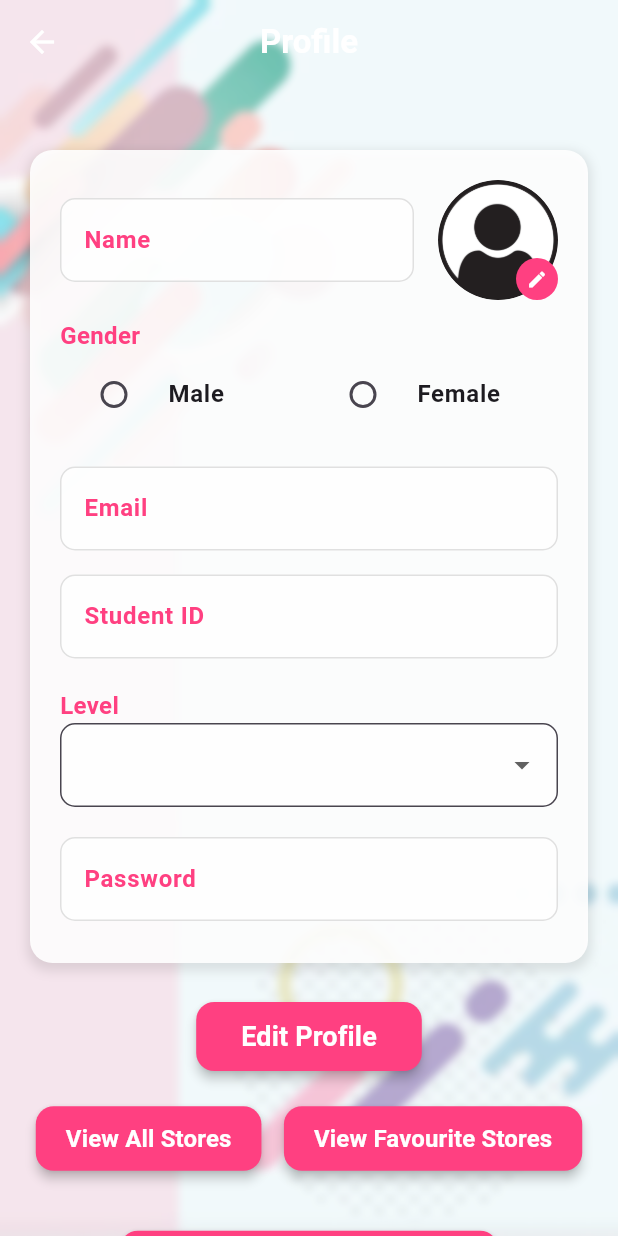
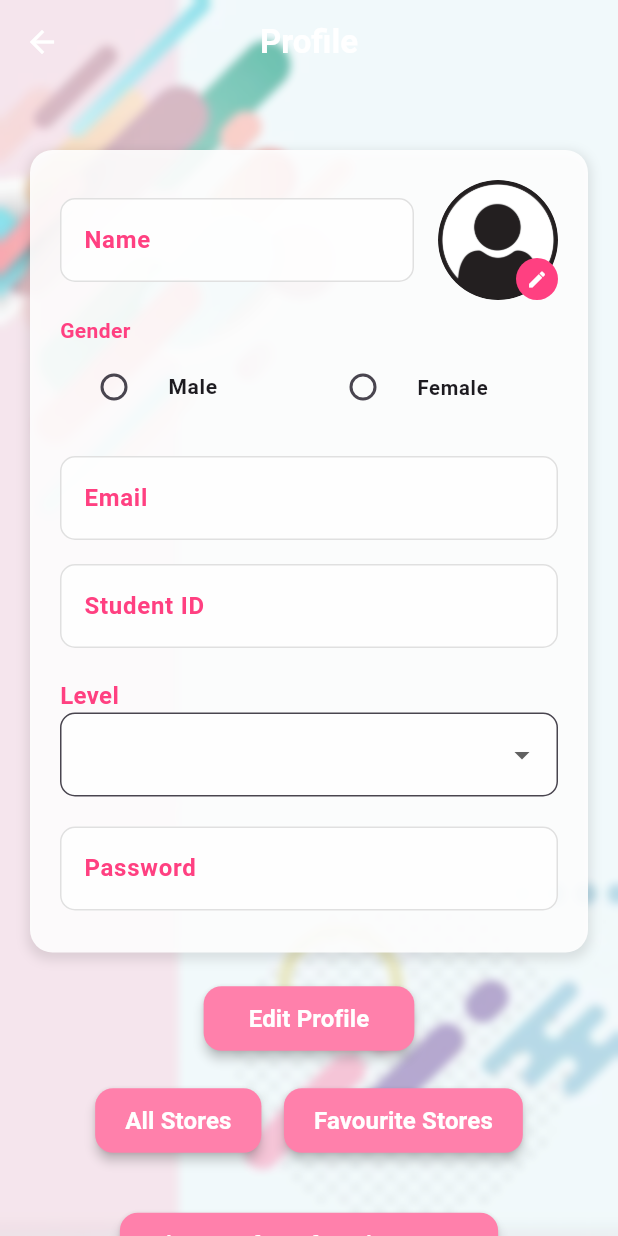
Before and after one commit to Roqaia2005/Assignment1_Mobile, a Flutter app: the HomeScreen screen opened directly, on a phone screen of 412 x 824 dp. Run offline on Flutter 3.47's test engine with Material 3 defaults, Android fonts, the phone set to English and light mode, and no system bars; our stand-ins replace cloud_firestore, firebase_auth, firebase_core, geolocator, hive, hive_flutter and 2 more; accounts and stored records are empty.

Commit message:
update: font size , signup validations, api url to ipv4

```diff
--- a/flutter_project/lib/screens/all_stores.dart
+++ b/flutter_project/lib/screens/all_stores.dart
@@ -43,7 +43,8 @@ class _AllStoresScreenState extends State<AllStoresScreen> {
   Future<void> fetchAndStoreStoresFromApi() async {
     try {
       final response =
-          await http.get(Uri.parse('http://localhost:8080/api/stores'));
+                // await http.get(Uri.parse('http://localhost:8080/api/stores'));
+                await http.get(Uri.parse('http://192.168.100.94:8080/api/stores'));
 
       if (response.statusCode == 200) {
         final List<dynamic> data = json.decode(response.body);
--- a/flutter_project/lib/screens/distance.dart
+++ b/flutter_project/lib/screens/distance.dart
@@ -165,14 +165,14 @@ class _DistanceScreenState extends State<DistanceScreen> {
                                   mainAxisAlignment: MainAxisAlignment.center,
                                   children: [
                                     Icon(Icons.directions_walk,
-                                        size: 30, color: primaryColor),
+                                        size: 30, color: Colors.white),
                                     const SizedBox(width: 16),
                                     Text(
                                       "Distance: ${(_distanceInMeters! / 1000).toStringAsFixed(2)} km",
                                       style: TextStyle(
                                         fontSize: 20,
                                         fontWeight: FontWeight.bold,
-                                        color: primaryColor,
+                                        color: Colors.white,
                                       ),
                                     ),
                                   ],
--- a/flutter_project/lib/screens/home_screen.dart
+++ b/flutter_project/lib/screens/home_screen.dart
@@ -261,9 +261,9 @@ class _HomeScreenState extends State<HomeScreen> {
                             ),
                           ],
                         ),
-                        const SizedBox(height: 12),
+                        const SizedBox(height: 10),
                         buildGenderSelector(),
-                        const SizedBox(height: 12),
+                        const SizedBox(height: 10),
                         buildEditableField("Email", emailController,
                             readOnly: true),
                         buildEditableField("Student ID", studentIdController,
@@ -276,12 +276,12 @@ class _HomeScreenState extends State<HomeScreen> {
                       ],
                     ),
                   ),
-                  const SizedBox(height: 25),
+                  const SizedBox(height: 20),
                   Center(
                     child: ElevatedButton(
                       onPressed: updateProfile,
                       style: ElevatedButton.styleFrom(
-                        backgroundColor: Colors.pinkAccent,
+                        backgroundColor: Colors.pinkAccent.shade100,
                         shape: RoundedRectangleBorder(
                           borderRadius: BorderRadius.circular(12),
                         ),
@@ -292,7 +292,7 @@ class _HomeScreenState extends State<HomeScreen> {
                       child: const Text(
                         "Edit Profile",
                         style: TextStyle(
-                          fontSize: 18,
+                          fontSize: 16,
                           fontWeight: FontWeight.bold,
                           color: Colors.white,
                         ),
@@ -312,7 +312,7 @@ class _HomeScreenState extends State<HomeScreen> {
                           );
                         },
                         style: ElevatedButton.styleFrom(
-                          backgroundColor: Colors.pinkAccent,
+                          backgroundColor: Colors.pinkAccent.shade100,
                           shape: RoundedRectangleBorder(
                             borderRadius: BorderRadius.circular(12),
                           ),
@@ -321,7 +321,7 @@ class _HomeScreenState extends State<HomeScreen> {
                           elevation: 3,
                         ),
                         child: const Text(
-                          "View All Stores",
+                          "All Stores",
                           style: TextStyle(
                             fontSize: 16,
                             fontWeight: FontWeight.bold,
@@ -339,7 +339,7 @@ class _HomeScreenState extends State<HomeScreen> {
                           );
                         },
                         style: ElevatedButton.styleFrom(
-                          backgroundColor: Colors.pinkAccent,
+                          backgroundColor: Colors.pinkAccent.shade100,
                           shape: RoundedRectangleBorder(
                             borderRadius: BorderRadius.circular(12),
                           ),
@@ -348,7 +348,7 @@ class _HomeScreenState extends State<HomeScreen> {
                           elevation: 3,
                         ),
                         child: const Text(
-                          "View Favourite Stores",
+                          "Favourite Stores",
                           style: TextStyle(
                             fontSize: 16,
                             fontWeight: FontWeight.bold,
@@ -368,7 +368,7 @@ class _HomeScreenState extends State<HomeScreen> {
                       );
                     },
                     style: ElevatedButton.styleFrom(
-                      backgroundColor: Colors.pinkAccent,
+                      backgroundColor: Colors.pinkAccent.shade100,
                       shape: RoundedRectangleBorder(
                         borderRadius: BorderRadius.circular(12),
                       ),
@@ -446,7 +446,7 @@ class _HomeScreenState extends State<HomeScreen> {
         const Text(
           "Gender",
           style: TextStyle(
-              fontSize: 16,
+              fontSize: 14,
               color: Colors.pinkAccent,
               fontWeight: FontWeight.bold),
         ),
@@ -456,7 +456,10 @@ class _HomeScreenState extends State<HomeScreen> {
               child: RadioListTile<String>(
                 title: const Text(
                   "Male",
-                  style: TextStyle(fontWeight: FontWeight.bold),
+                  style: TextStyle(
+                    fontWeight: FontWeight.bold,
+                    fontSize: 14,
+                    ),
                 ),
                 value: "Male",
                 groupValue: selectedGender,
@@ -470,10 +473,13 @@ class _HomeScreenState extends State<HomeScreen> {
             ),
             Expanded(
               child: RadioListTile<String>(
-                title: const Text("Female",
-                    style: TextStyle(
-                      fontWeight: FontWeight.bold,
-                    )),
+                title: const Text(
+                  "Female",
+                  style: TextStyle(
+                    fontWeight: FontWeight.bold,
+                    fontSize: 13.5,
+                    ),
+                ),
                 value: "Female",
                 groupValue: selectedGender,
                 activeColor: Colors.pinkAccent,
```
Also changed, not shown: flutter_project/lib/screens/signup_screen.dart (+36 -10 lines).
